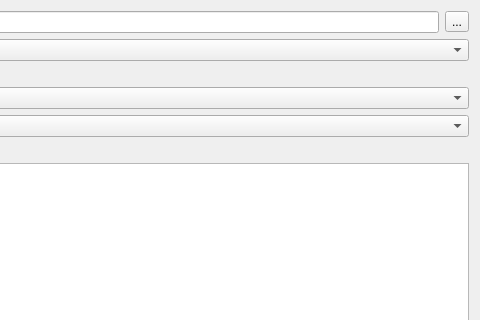
Qt form src/ui/qgsdxfexportdialogbase.ui (qgis/QGIS) before a commit; both pictures show x 569 to 1049 and y 0 to 320 of the 1049 by 680 pixel window.
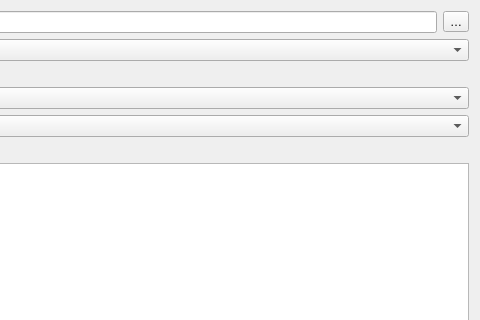
The same form after that commit. Custom widgets are drawn as their Qt base class.

```diff
--- a/src/ui/qgsdxfexportdialogbase.ui
+++ b/src/ui/qgsdxfexportdialogbase.ui
@@ -17,7 +17,7 @@
    <item row="0" column="2">
     <widget class="QToolButton" name="mFileSelectionButton">
      <property name="text">
-      <string>...</string>
+      <string>…</string>
      </property>
     </widget>
    </item>
```
